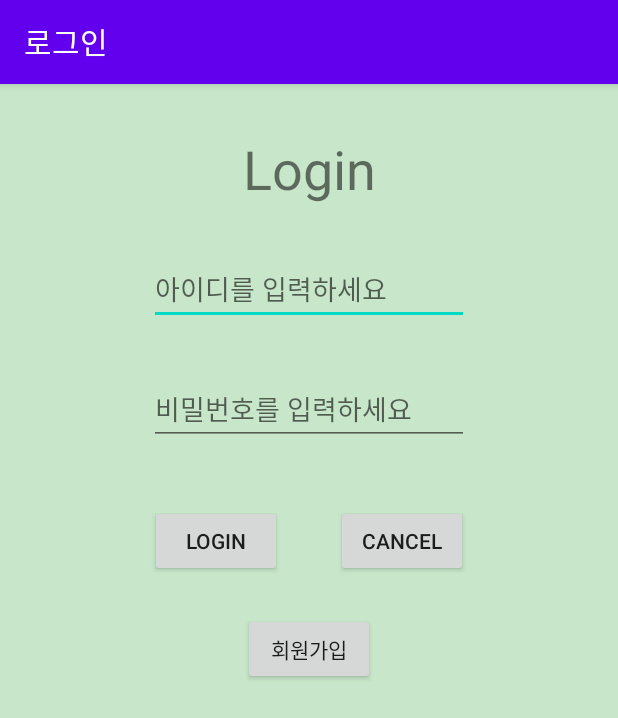
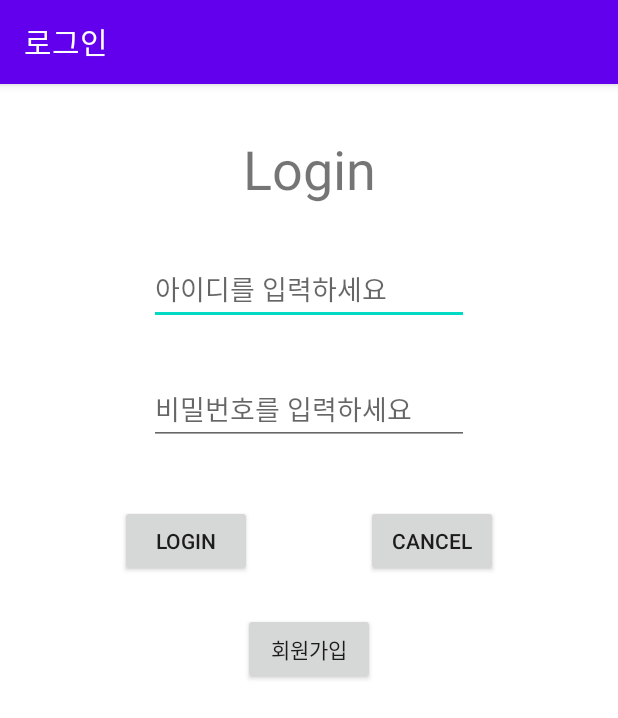
Before and after one commit to EUNDINI/forws, an Android app: the LoginActivity screen opened directly, with no data from a screen before it, on a phone screen of 412 x 824 dp. Shown: the top 718 px of the screen. Run offline under Robolectric (Android 15) with nearby library versions, the phone set to English and light mode, and no system bars; our stand-ins replace Volley.

Commit message:
layout 수정

```diff
--- a/app/src/main/res/layout/activity_login.xml
+++ b/app/src/main/res/layout/activity_login.xml
@@ -4,7 +4,7 @@
     xmlns:tools="http://schemas.android.com/tools"
     android:layout_width="match_parent"
     android:layout_height="match_parent"
-    android:background="#C8E6C9">
+    android:background="#ffffff">
 
     <TextView
         android:id="@+id/textView30"
@@ -49,8 +49,8 @@
         android:id="@+id/login"
         android:layout_width="wrap_content"
         android:layout_height="wrap_content"
-        android:layout_marginStart="100dp"
-        android:layout_marginLeft="100dp"
+        android:layout_marginStart="80dp"
+        android:layout_marginLeft="80dp"
         android:layout_marginTop="40dp"
         android:text="login"
         app:layout_constraintStart_toStartOf="parent"
@@ -61,8 +61,8 @@
         android:layout_width="wrap_content"
         android:layout_height="wrap_content"
         android:layout_marginTop="40dp"
-        android:layout_marginEnd="100dp"
-        android:layout_marginRight="100dp"
+        android:layout_marginEnd="80dp"
+        android:layout_marginRight="80dp"
         android:text="cancel"
         app:layout_constraintEnd_toEndOf="parent"
         app:layout_constraintTop_toBottomOf="@+id/inputPwd" />
--- a/app/src/main/res/layout/activity_signup.xml
+++ b/app/src/main/res/layout/activity_signup.xml
@@ -57,7 +57,7 @@
         android:layout_marginLeft="20dp"
         android:layout_marginTop="60dp"
         android:text="패스워드"
-        android:textSize="18sp"
+        android:textSize="14sp"
         app:layout_constraintStart_toStartOf="parent"
         app:layout_constraintTop_toBottomOf="@+id/textView9" />
 
```
